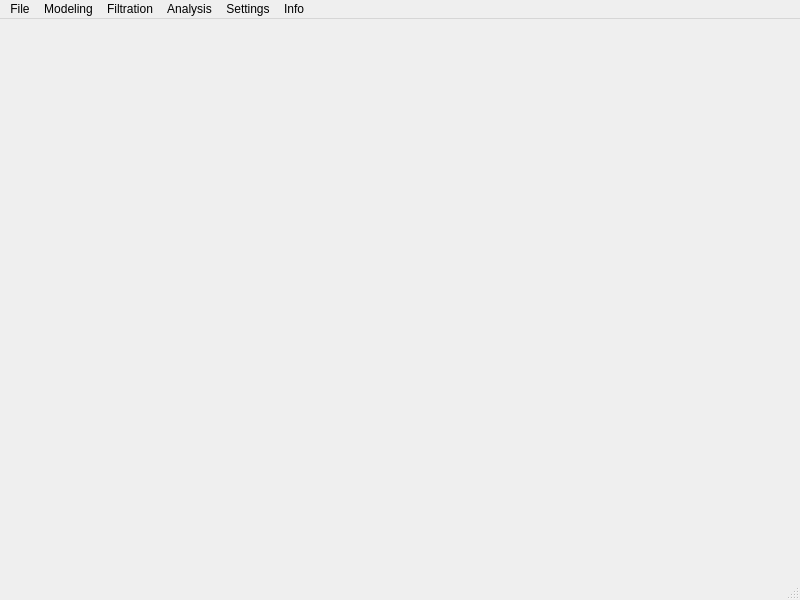
The window that mainwindow.ui (MaksKuchuk/CompGr) describes before a commit, drawn with Qt 5.
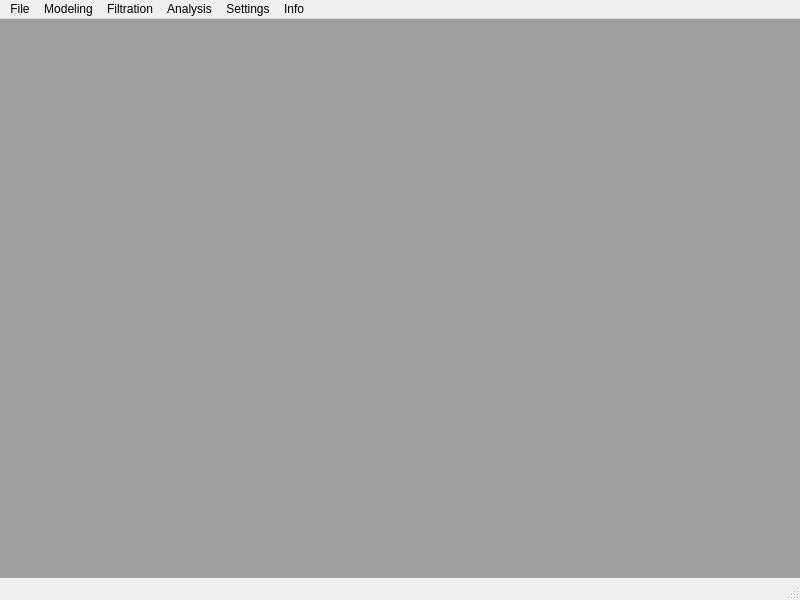
The same window after the commit.

Patch:
```diff
--- a/mainwindow.ui
+++ b/mainwindow.ui
@@ -13,7 +13,30 @@
   <property name="windowTitle">
    <string>MainWindow</string>
   </property>
-  <widget class="QWidget" name="centralwidget"/>
+  <widget class="QWidget" name="centralwidget">
+   <widget class="QMdiArea" name="mdiArea">
+    <property name="enabled">
+     <bool>true</bool>
+    </property>
+    <property name="geometry">
+     <rect>
+      <x>0</x>
+      <y>0</y>
+      <width>800</width>
+      <height>600</height>
+     </rect>
+    </property>
+    <property name="sizePolicy">
+     <sizepolicy hsizetype="Expanding" vsizetype="Expanding">
+      <horstretch>0</horstretch>
+      <verstretch>0</verstretch>
+     </sizepolicy>
+    </property>
+    <property name="styleSheet">
+     <string notr="true"/>
+    </property>
+   </widget>
+  </widget>
   <widget class="QMenuBar" name="menubar">
    <property name="geometry">
     <rect>
```
